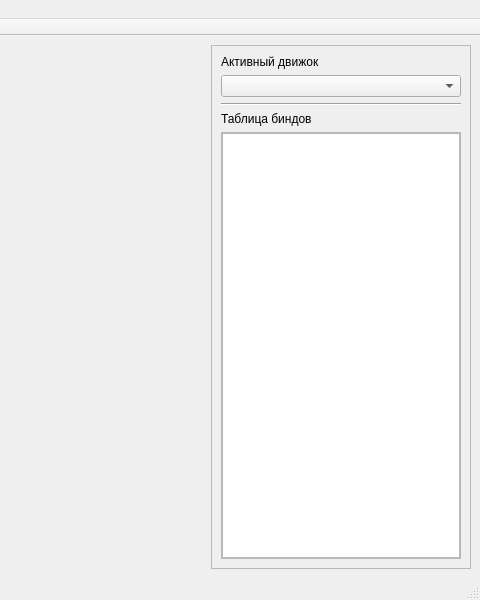
Above: mainwindow.ui from SpaceBirbMan/RCubiqStudio before the change; both pictures show x 591 to 1071 and y 0 to 600 of the 1071 by 600 pixel window. Below: the same form after it.
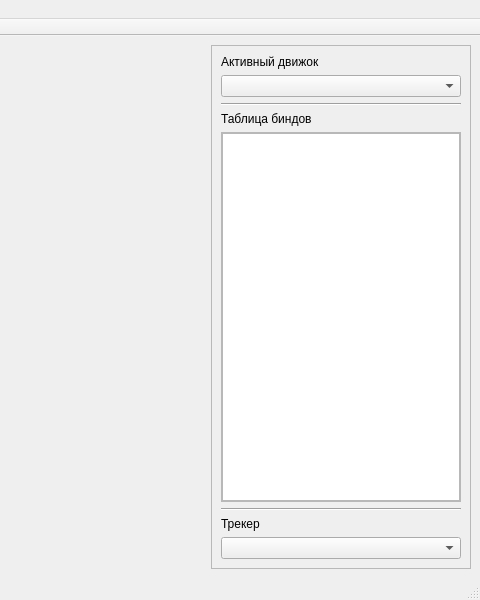
That is the form after the change.

Commit message: Add devices, start trackers

Patch:
```diff
--- a/mainwindow.ui
+++ b/mainwindow.ui
@@ -71,7 +71,7 @@
              <x>0</x>
              <y>0</y>
              <width>233</width>
-             <height>384</height>
+             <height>312</height>
             </rect>
            </property>
            <layout class="QHBoxLayout" name="horizontalLayout_2">
@@ -97,6 +97,23 @@
           </widget>
          </widget>
         </item>
+        <item>
+         <widget class="Line" name="line_2">
+          <property name="orientation">
+           <enum>Qt::Orientation::Horizontal</enum>
+          </property>
+         </widget>
+        </item>
+        <item>
+         <widget class="QLabel" name="label_3">
+          <property name="text">
+           <string>Трекер</string>
+          </property>
+         </widget>
+        </item>
+        <item>
+         <widget class="QComboBox" name="trackerBox"/>
+        </item>
        </layout>
       </widget>
      </widget>
```
Left out of the diff: 6 changed lines with no effect on the pictures. The commit also changes 10 other files.
